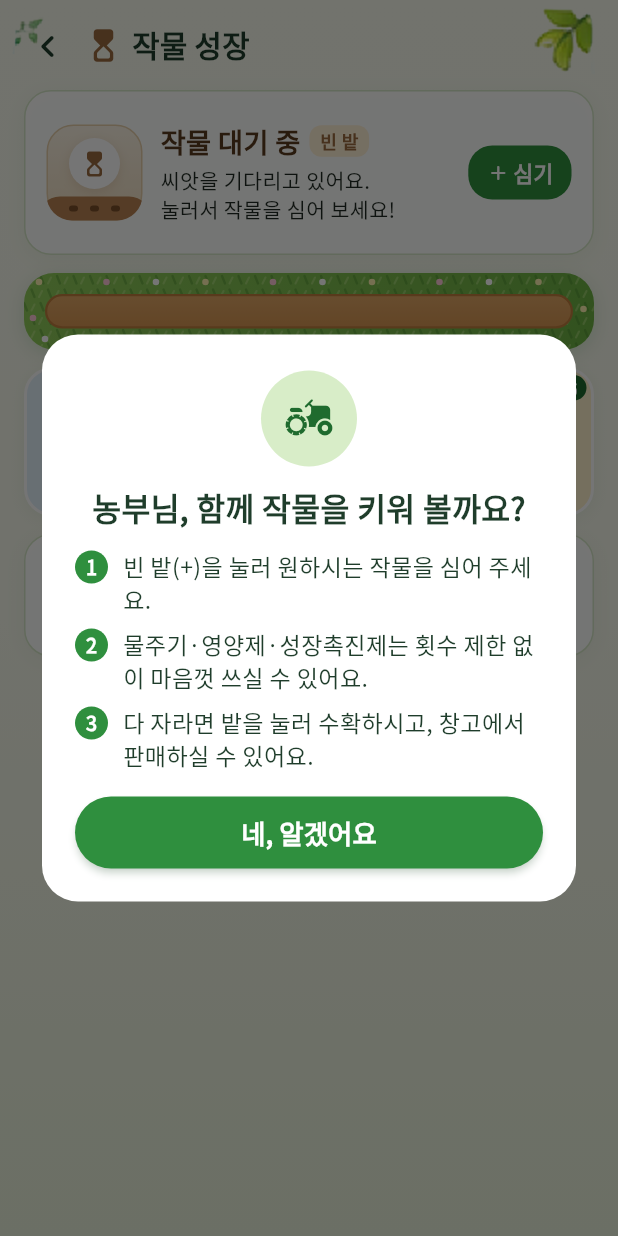
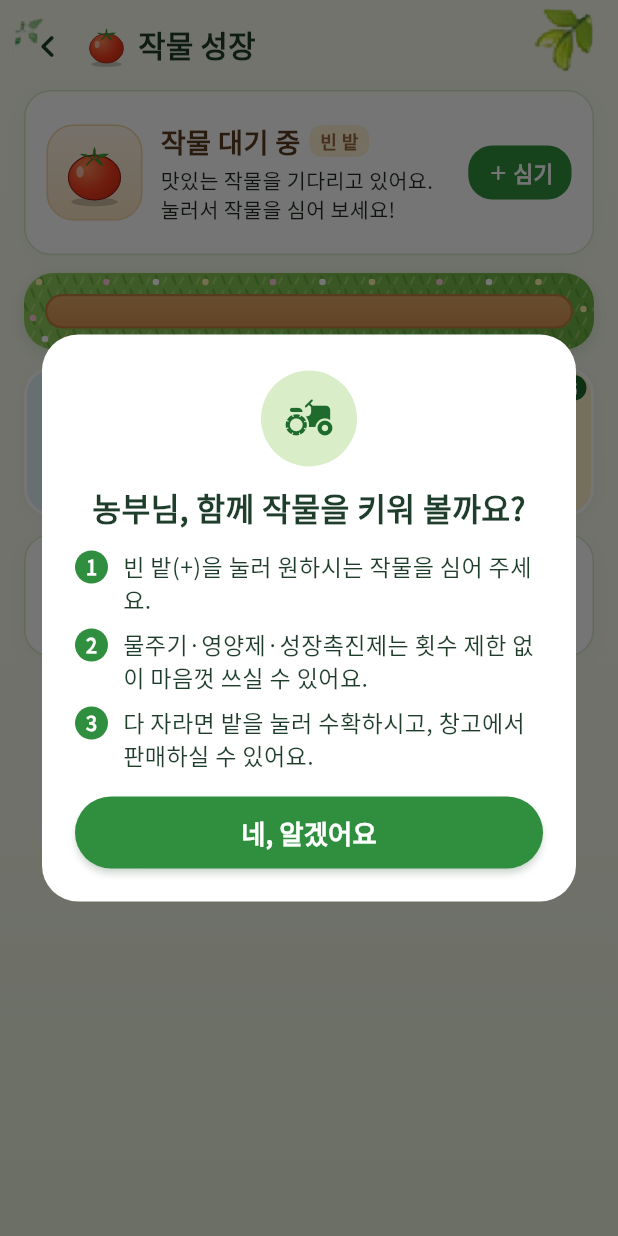
Before and after one commit to KIMGAYEONG12/sise_nongbu, a Flutter app: the CropGrowthPage screen opened directly, on a phone screen of 412 x 824 dp. Run offline on Flutter 3.47's test engine with Material 3 defaults, Android fonts, the phone set to English and light mode, and no system bars; our stand-ins replace cloud_firestore, firebase_auth, firebase_core, firebase_messaging, flutter_local_notifications, flutter_riverpod and 5 more; missing offline and left inert: in_app_update; accounts and stored records are empty.

Commit message:
농장 배경을 시안 집 그림으로 교체, 레벨당 경험치 500, 작물 대기 카드를 토마토 그림으로, 버전 1.0.0+21
Co-Authored-By: Claude Sonnet 5.5 <noreply@anthropic.com>

```diff
--- a/lib/core/progress_rules.dart
+++ b/lib/core/progress_rules.dart
@@ -3,14 +3,14 @@ import 'game_rules.dart';
 
 // ───────────────────────── 레벨 ─────────────────────────
 
-/// 다음 레벨까지 필요한 경험치: 모든 레벨에서 300으로 똑같다 (예전에는 Lv1 200, Lv2 300 … 처럼 점점 늘어났다).
-const expPerLevel = 300;
+/// 다음 레벨까지 필요한 경험치: 모든 레벨에서 500으로 똑같다 (예전에는 300이었다).
+const expPerLevel = 500;
 int expToNext(int level) => expPerLevel;
 
 /// 경험치를 얻는 모든 행동(파종·수확·판매·구매·미션·기부·게임)에 곱하는 배율. 레벨이 빨리 오른다.
 const expBoost = 3;
 
-/// 수확 한 번에 얻는 경험치 (+300: 한 번 수확하면 레벨이 하나 오른다)
+/// 수확 한 번에 얻는 경험치 (한 번 수확하면 레벨 경험치의 60%가 찬다)
 const harvestExp = 300;
 
 /// 판매 금액에 따라 얻는 경험치 (금액 700원당 1, 최소 3)
@@ -231,7 +231,7 @@ const maxDecor = 5;
 const coinBagMoney = 10000;
 
 /// 농부 교본으로 얻는 경험치
-const farmBookExp = 300;
+const farmBookExp = 500;
 
 class PointItem {
   const PointItem(this.key, this.name, this.emoji, this.cost, this.desc);
@@ -249,7 +249,7 @@ const pointItems = [
   PointItem(pointBoosterPack, '번개 촉진제', '⚡', 45, '성장촉진제 2개를 받아요'),
   PointItem(pointSeedBox, '씨앗 선물 상자', '🎁', 40, '기본 작물 여섯 가지의 씨앗을 1개씩 받아요'),
   PointItem(pointCoinBag, '금화 주머니', '💰', 55, '게임 돈 10,000P를 받아요'),
-  PointItem(pointFarmBook, '농부 교본', '📘', 70, '경험치 300을 받아 레벨을 올려요'),
+  PointItem(pointFarmBook, '농부 교본', '📘', 70, '경험치 500을 받아 레벨을 올려요'),
 ];
 
 // ───────────────────────── 기간별 카운터 (일일/주간) ─────────────────────────
--- a/lib/views/crop_growth_page.dart
+++ b/lib/views/crop_growth_page.dart
@@ -184,7 +184,7 @@ class _CropGrowthPageState extends ConsumerState<CropGrowthPage> {
             PageHeader(
               title: '작물 성장',
               center: false,
-              leading: spec == null ? const Icon(Icons.hourglass_top_rounded, size: 26, color: Color(0xFF9A6B3F)) : CropArt(code: spec.code, size: 30),
+              leading: spec == null ? const CropArt(code: 'TOMATO', size: 30) : CropArt(code: spec.code, size: 30),
               onBack: () => Navigator.of(context).maybePop(),
             ),
             Expanded(
@@ -289,50 +289,17 @@ class _WaitingCard extends StatelessWidget {
   Widget build(BuildContext context) => Padding(
         padding: const EdgeInsets.symmetric(vertical: 6),
         child: Row(children: [
-          // 흙더미 위에서 씨앗을 기다리는 모래시계
-          SizedBox(
+          // 예쁜 토마토 그림 (씨앗·모래시계 없이)
+          Container(
             width: 64,
             height: 64,
-            child: DecoratedBox(
-              decoration: BoxDecoration(
-                borderRadius: BorderRadius.circular(18),
-                gradient: const LinearGradient(begin: Alignment.topCenter, end: Alignment.bottomCenter, colors: [Color(0xFFFBF3E4), Color(0xFFF1DFC2)]),
-                border: Border.all(color: const Color(0xFFE6CFA9)),
-              ),
-              child: ClipRRect(
-                borderRadius: BorderRadius.circular(17),
-                child: Stack(alignment: Alignment.center, children: [
-                  // 흙더미
-                  Positioned(
-                    left: -6,
-                    right: -6,
-                    bottom: -14,
-                    height: 30,
-                    child: DecoratedBox(decoration: BoxDecoration(color: const Color(0xFFB98352), borderRadius: BorderRadius.circular(30))),
-                  ),
-                  // 흙 위 작은 씨앗 자리 세 개
-                  for (final dx in const [-14.0, 0.0, 14.0])
-                    Positioned(
-                      bottom: 6,
-                      left: 32 + dx - 3,
-                      child: Container(width: 6, height: 4, decoration: BoxDecoration(color: const Color(0xFF7A4E2A), borderRadius: BorderRadius.circular(3))),
-                    ),
-                  Positioned(
-                    top: 9,
-                    child: Container(
-                      width: 34,
-                      height: 34,
-                      decoration: BoxDecoration(
-                        color: Colors.white,
-                        shape: BoxShape.circle,
-                        boxShadow: [BoxShadow(color: _brown.withValues(alpha: .18), blurRadius: 6, offset: const Offset(0, 2))],
-                      ),
-                      child: const Icon(Icons.hourglass_top_rounded, size: 20, color: _brown),
-                    ),
-                  ),
-                ]),
-              ),
+            alignment: Alignment.center,
+            decoration: BoxDecoration(
+              borderRadius: BorderRadius.circular(18),
+              gradient: const LinearGradient(begin: Alignment.topCenter, end: Alignment.bottomCenter, colors: [Color(0xFFFFF6E6), Color(0xFFFBE3C2)]),
+              border: Border.all(color: const Color(0xFFF1D3A6)),
             ),
+            child: const CropArt(code: 'TOMATO', size: 46),
           ),
           const SizedBox(width: 12),
           Expanded(
@@ -347,7 +314,7 @@ class _WaitingCard extends StatelessWidget {
                 ),
               ]),
               const SizedBox(height: 4),
-              const Text('씨앗을 기다리고 있어요.\n눌러서 작물을 심어 보세요!', style: TextStyle(fontSize: 12.5, height: 1.4, color: AppColors.sub)),
+              const Text('맛있는 작물을 기다리고 있어요.\n눌러서 작물을 심어 보세요!', style: TextStyle(fontSize: 12.5, height: 1.4, color: AppColors.sub)),
             ]),
           ),
           const SizedBox(width: 8),
--- a/pubspec.yaml
+++ b/pubspec.yaml
@@ -1,7 +1,7 @@
 name: sise_nongbu
 description: 실제 공영도매시장 경매 시세로 움직이는 농장 시뮬레이션 게임
 publish_to: none
-version: 1.0.0+20
+version: 1.0.0+21
 environment:
   sdk: ">=3.3.0 <4.0.0"
 dependencies:
```
Also changed, not shown: assets/images/farm_scene_gemini.jpg, 3 other files.
